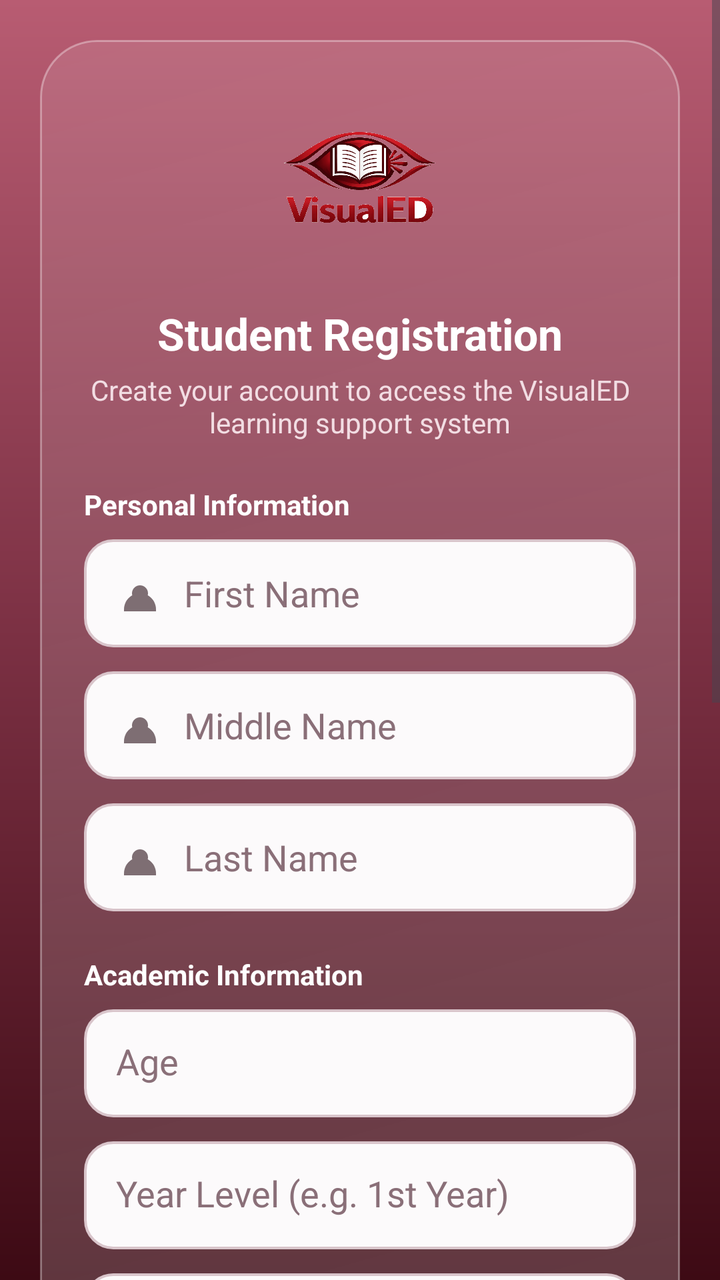
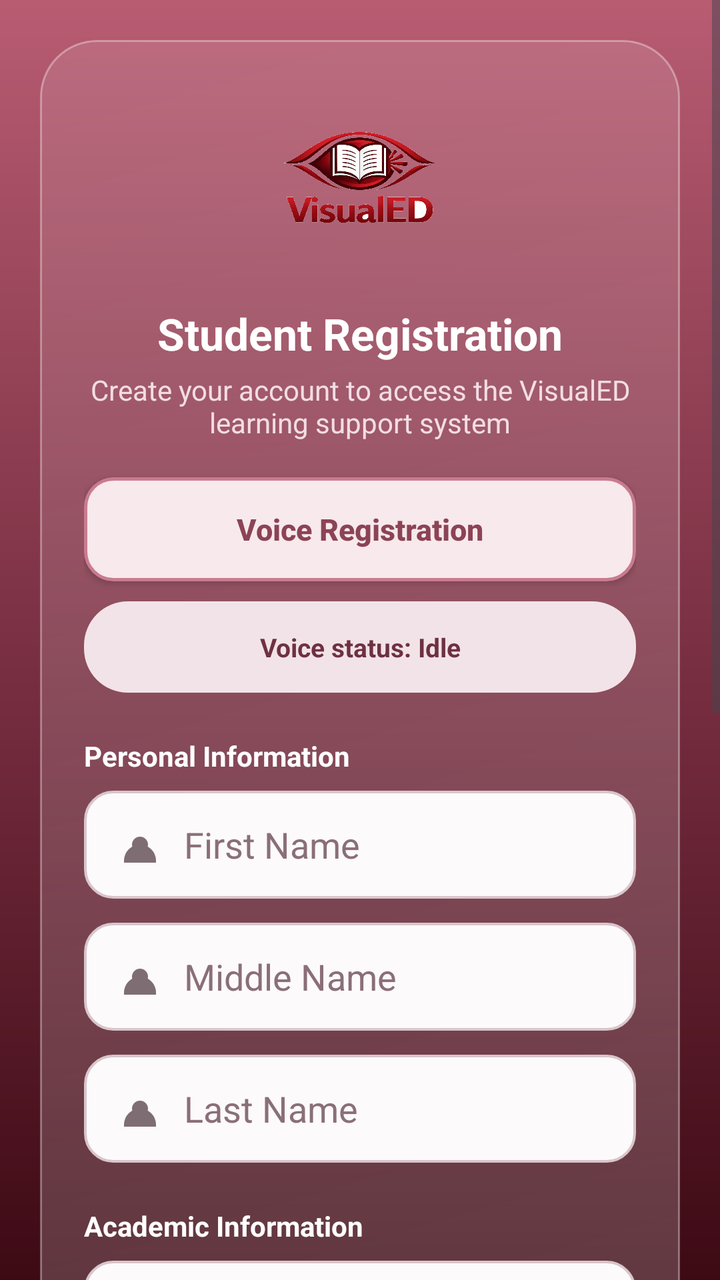

An Android layout rendered at two revisions. The XML below is the earlier revision; the diff shows what the commit changed to produce the second picture.
<!-- AndroidManifest.xml: application theme Theme.VisualEyes -->
<!-- res/layout/activity_register.xml -->
<?xml version="1.0" encoding="utf-8"?>
<ScrollView xmlns:android="http://schemas.android.com/apk/res/android"
    android:layout_width="match_parent"
    android:layout_height="match_parent"
    android:fillViewport="true"
    android:background="@drawable/bg_viewer_gradient_bg">

    <LinearLayout
        android:layout_width="match_parent"
        android:layout_height="wrap_content"
        android:gravity="center"
        android:orientation="vertical"
        android:padding="20dp">

        <LinearLayout
            android:id="@+id/registerCard"
            android:layout_width="match_parent"
            android:layout_height="wrap_content"
            android:orientation="vertical"
            android:background="@drawable/bg_glass_card"
            android:elevation="8dp"
            android:padding="22dp">

            <ImageView
                android:id="@+id/logoImage"
                android:layout_width="190dp"
                android:layout_height="100dp"
                android:layout_gravity="center"
                android:adjustViewBounds="true"
                android:scaleType="fitCenter"
                android:contentDescription="@string/logo_desc"
                android:src="@drawable/logo_visualed" />

            <TextView
                android:layout_width="wrap_content"
                android:layout_height="wrap_content"
                android:text="Student Registration"
                android:textSize="22sp"
                android:textStyle="bold"
                android:textColor="#FFFFFF"
                android:layout_gravity="center"
                android:layout_marginTop="10dp" />

            <TextView
                android:layout_width="wrap_content"
                android:layout_height="wrap_content"
                android:text="Create your account to access the VisualED learning support system"
                android:textSize="14sp"
                android:textColor="#F2DDE3"
                android:textAlignment="center"
                android:layout_gravity="center"
                android:layout_marginTop="4dp" />

            
            <TextView
                android:layout_width="match_parent"
                android:layout_height="wrap_content"
                android:text="Personal Information"
                android:textSize="14sp"
                android:textStyle="bold"
                android:textColor="#FFFFFF"
                android:layout_marginTop="22dp"
                android:layout_marginBottom="8dp" />

            <EditText
                android:id="@+id/fname"
                android:layout_width="match_parent"
                android:layout_height="54dp"
                android:hint="First Name"
                android:gravity="center_vertical"
                android:textColor="#2B0B14"
                android:textColorHint="#8A6F78"
                android:cursorVisible="true"
                android:background="@drawable/bg_input_maroon_soft"
                android:drawableStart="@drawable/ic_profile"
                android:drawableTint="@color/color_text_secondary"
                android:drawablePadding="10dp"
                android:paddingStart="16dp"
                android:paddingEnd="16dp"
                android:layout_marginBottom="12dp" />

            <EditText
                android:id="@+id/mname"
                android:layout_width="match_parent"
                android:layout_height="54dp"
                android:hint="Middle Name"
                android:gravity="center_vertical"
                android:textColor="#2B0B14"
                android:textColorHint="#8A6F78"
                android:cursorVisible="true"
                android:background="@drawable/bg_input_maroon_soft"
                android:drawableStart="@drawable/ic_profile"
                android:drawableTint="@color/color_text_secondary"
                android:drawablePadding="10dp"
                android:paddingStart="16dp"
                android:paddingEnd="16dp"
                android:layout_marginBottom="12dp" />

            <EditText
                android:id="@+id/lname"
                android:layout_width="match_parent"
                android:layout_height="54dp"
                android:hint="Last Name"
                android:gravity="center_vertical"
                android:textColor="#2B0B14"
                android:textColorHint="#8A6F78"
                android:cursorVisible="true"
                android:background="@drawable/bg_input_maroon_soft"
                android:drawableStart="@drawable/ic_profile"
                android:drawableTint="@color/color_text_secondary"
                android:drawablePadding="10dp"
                android:paddingStart="16dp"
                android:paddingEnd="16dp"
                android:layout_marginBottom="4dp" />

            
            <TextView
                android:layout_width="match_parent"
                android:layout_height="wrap_content"
                android:text="Academic Information"
                android:textSize="14sp"
                android:textStyle="bold"
                android:textColor="#FFFFFF"
                android:layout_marginTop="18dp"
                android:layout_marginBottom="8dp" />

            <EditText
                android:id="@+id/age"
                android:layout_width="match_parent"
                android:layout_height="54dp"
                android:hint="Age"
                android:inputType="number"
                android:gravity="center_vertical"
                android:textColor="#2B0B14"
                android:textColorHint="#8A6F78"
                android:cursorVisible="true"
                android:background="@drawable/bg_input_maroon_soft"
                android:padding="16dp"
                android:layout_marginBottom="12dp" />

            <EditText
                android:id="@+id/yearLevel"
                android:layout_width="match_parent"
                android:layout_height="54dp"
                android:hint="Year Level (e.g. 1st Year)"
                android:gravity="center_vertical"
                android:textColor="#2B0B14"
                android:textColorHint="#8A6F78"
                android:cursorVisible="true"
                android:background="@drawable/bg_input_maroon_soft"
                android:padding="16dp"
                android:layout_marginBottom="12dp" />

            <EditText
                android:id="@+id/schoolid"
                android:layout_width="match_parent"
                android:layout_height="54dp"
                android:hint="School ID"
                android:gravity="center_vertical"
                android:textColor="#2B0B14"
                android:textColorHint="#8A6F78"
                android:cursorVisible="true"
                android:background="@drawable/bg_input_maroon_soft"
                android:padding="16dp"
                android:layout_marginBottom="4dp" />

            
            <TextView
                android:layout_width="match_parent"
                android:layout_height="wrap_content"
                android:text="Account Details"
                android:textSize="14sp"
                android:textStyle="bold"
                android:textColor="#FFFFFF"
                android:layout_marginTop="18dp"
                android:layout_marginBottom="8dp" />

            <EditText
                android:id="@+id/email"
                android:layout_width="match_parent"
                android:layout_height="54dp"
                android:hint="School Email"
                android:inputType="textEmailAddress"
                android:gravity="center_vertical"
                android:textColor="#2B0B14"
                android:textColorHint="#8A6F78"
                android:cursorVisible="true"
                android:background="@drawable/bg_input_maroon_soft"
                android:drawableStart="@drawable/ic_mail"
                android:drawableTint="@color/color_text_secondary"
                android:drawablePadding="10dp"
                android:paddingStart="16dp"
                android:paddingEnd="16dp"
                android:layout_marginBottom="12dp" />

            <RelativeLayout
                android:layout_width="match_parent"
                android:layout_height="54dp"
                android:layout_marginBottom="12dp">

                <EditText
                    android:id="@+id/password"
                    android:layout_width="match_parent"
                    android:layout_height="match_parent"
                    android:hint="Password"
                    android:inputType="textPassword"
                    android:gravity="center_vertical"
                    android:textColor="#2B0B14"
                    android:textColorHint="#8A6F78"
                    android:cursorVisible="true"
                    android:background="@drawable/bg_input_maroon_soft"
                    android:drawableStart="@drawable/ic_lock"
                    android:drawableTint="@color/color_text_secondary"
                    android:drawablePadding="10dp"
                    android:paddingStart="16dp"
                    android:paddingEnd="52dp" />

                <ImageView
                    android:id="@+id/togglePassword1"
                    android:layout_width="44dp"
                    android:layout_height="44dp"
                    android:layout_alignParentEnd="true"
                    android:layout_centerVertical="true"
                    android:layout_marginEnd="2dp"
                    android:padding="11dp"
                    android:background="?attr/selectableItemBackgroundBorderless"
                    android:clickable="true"
                    android:focusable="true"
                    android:contentDescription="Toggle Password"
                    android:src="@drawable/ic_eye_closed" />
            </RelativeLayout>

            <RelativeLayout
                android:layout_width="match_parent"
                android:layout_height="54dp"
                android:layout_marginBottom="4dp">

                <EditText
                    android:id="@+id/confirmPassword"
                    android:layout_width="match_parent"
                    android:layout_height="match_parent"
                    android:hint="Confirm Password"
                    android:inputType="textPassword"
                    android:gravity="center_vertical"
                    android:textColor="#2B0B14"
                    android:textColorHint="#8A6F78"
                    android:cursorVisible="true"
                    android:background="@drawable/bg_input_maroon_soft"
                    android:drawableStart="@drawable/ic_lock"
                    android:drawableTint="@color/color_text_secondary"
                    android:drawablePadding="10dp"
                    android:paddingStart="16dp"
                    android:paddingEnd="52dp" />

                <ImageView
                    android:id="@+id/togglePassword2"
                    android:layout_width="44dp"
                    android:layout_height="44dp"
                    android:layout_alignParentEnd="true"
                    android:layout_centerVertical="true"
                    android:layout_marginEnd="2dp"
                    android:padding="11dp"
                    android:background="?attr/selectableItemBackgroundBorderless"
                    android:clickable="true"
                    android:focusable="true"
                    android:contentDescription="Toggle Password"
                    android:src="@drawable/ic_eye_closed" />
            </RelativeLayout>

            
            <TextView
                android:id="@+id/txtVoiceStatus"
                android:layout_width="match_parent"
                android:layout_height="wrap_content"
                android:text="Voice status: Idle"
                android:background="@drawable/bg_voice_chip_soft"
                android:padding="14dp"
                android:textColor="@color/color_text_primary"
                android:textStyle="bold"
                android:textSize="13sp"
                android:gravity="center"
                android:layout_marginTop="18dp"
                android:layout_marginBottom="16dp" />

            
            <android.widget.Button
                android:id="@+id/continueBtn"
                android:layout_width="match_parent"
                android:layout_height="52dp"
                android:text="Continue"
                android:textAllCaps="false"
                android:textColor="#FFFFFF"
                android:textStyle="bold"
                android:textSize="15sp"
                android:background="@drawable/bg_btn_login_maroon"
                android:backgroundTint="@null"
                android:elevation="3dp"
                android:layout_marginBottom="10dp" />

            <android.widget.Button
                android:id="@+id/voiceRegisterBtn"
                android:layout_width="match_parent"
                android:layout_height="52dp"
                android:text="Voice Registration"
                android:textAllCaps="false"
                android:textColor="@color/color_primary"
                android:textStyle="bold"
                android:textSize="15sp"
                android:background="@drawable/bg_btn_voice_soft"
                android:backgroundTint="@null" />

        </LinearLayout>

    </LinearLayout>
</ScrollView>
<!-- resources referenced by this layout -->
<resources>
  <color name="color_primary">#8C4356</color>
  <color name="color_text_primary">#6E3142</color>
  <color name="color_text_secondary">#7E6E73</color>
  <!-- drawable bg_btn_login_maroon (drawable) -->
  <?xml version="1.0" encoding="utf-8"?>
  <ripple xmlns:android="http://schemas.android.com/apk/res/android"
      android:color="#40FFFFFF">
      <item>
          <shape android:shape="rectangle">
              <corners android:radius="14dp" />
              <gradient
                  android:angle="90"
                  android:startColor="#A8506A"
                  android:endColor="#7C3850" />
          </shape>
      </item>
  </ripple>
  <!-- drawable bg_btn_voice_soft (drawable) -->
  <?xml version="1.0" encoding="utf-8"?>
  <ripple xmlns:android="http://schemas.android.com/apk/res/android"
      android:color="#338C4356">
      <item>
          <shape android:shape="rectangle">
              <solid android:color="#F7E9EC" />
              <corners android:radius="14dp" />
              <stroke
                  android:width="1.5dp"
                  android:color="#C97B90" />
          </shape>
      </item>
  </ripple>
  <!-- drawable bg_glass_card (drawable) -->
  <?xml version="1.0" encoding="utf-8"?>
  <shape xmlns:android="http://schemas.android.com/apk/res/android" android:shape="rectangle">
      
      <gradient
          android:angle="135"
          android:startColor="#40FFFFFF"
          android:endColor="#1AFFFFFF" />
      <corners android:radius="28dp" />
      <stroke
          android:width="1dp"
          android:color="#59FFFFFF" />
  </shape>
  <!-- drawable bg_viewer_gradient_bg (drawable) -->
  <?xml version="1.0" encoding="utf-8"?>
  <shape xmlns:android="http://schemas.android.com/apk/res/android" android:shape="rectangle">
      <gradient
          android:angle="90"
          android:startColor="#3D0A14"
          android:centerColor="#7B3043"
          android:endColor="#B85C72" />
  </shape>
  <!-- drawable bg_voice_chip_soft (drawable) -->
  <shape xmlns:android="http://schemas.android.com/apk/res/android">
      <solid android:color="#F2E3E8" />
      <corners android:radius="22dp" />
  </shape>
  <!-- drawable ic_lock (drawable) -->
  <?xml version="1.0" encoding="utf-8"?>
  <vector xmlns:android="http://schemas.android.com/apk/res/android"
      android:width="24dp"
      android:height="24dp"
      android:viewportWidth="24"
      android:viewportHeight="24">
      <path
          android:strokeColor="#FF000000"
          android:strokeWidth="2"
          android:strokeLineCap="round"
          android:pathData="M8,10L8,8C8,5.24 10.24,3 13,3C15.76,3 18,5.24 18,8L18,10" />
      <path
          android:fillColor="#FF000000"
          android:pathData="M5,10L21,10L21,21L5,21Z" />
  </vector>
  <!-- drawable ic_profile (drawable) -->
  <?xml version="1.0" encoding="utf-8"?>
  <vector xmlns:android="http://schemas.android.com/apk/res/android"
      android:width="24dp"
      android:height="24dp"
      android:viewportWidth="24"
      android:viewportHeight="24">
      <path
          android:fillColor="#FF000000"
          android:pathData="M12,12m-4,0a4,4 0 1,0 8,0a4,4 0 1,0 -8,0" />
      <path
          android:fillColor="#FF000000"
          android:pathData="M4,21L4,20C4,15.6 7.6,12 12,12C16.4,12 20,15.6 20,20L20,21Z" />
  </vector>
  <string name="logo_desc">VisualED Logo</string>
  <style name="Theme.VisualEyes" parent="Base.Theme.VisualEyes" />
  <style name="Base.Theme.VisualEyes" parent="Theme.Material3.DayNight.NoActionBar">
          
          
      </style>
  <!-- unchanged entries left out for length: 4 -->
</resources>

<!-- the commit's change to res/layout/activity_register.xml (unified diff, before → after) -->
@@ -50,6 +50,32 @@
                 android:textAlignment="center"
                 android:layout_gravity="center"
                 android:layout_marginTop="4dp" />
+
+            <android.widget.Button
+                android:id="@+id/voiceRegisterBtn"
+                android:layout_width="match_parent"
+                android:layout_height="52dp"
+                android:text="Voice Registration"
+                android:textAllCaps="false"
+                android:textColor="@color/color_primary"
+                android:textStyle="bold"
+                android:textSize="15sp"
+                android:background="@drawable/bg_btn_voice_soft"
+                android:backgroundTint="@null"
+                android:layout_marginTop="18dp" />
+
+            <TextView
+                android:id="@+id/txtVoiceStatus"
+                android:layout_width="match_parent"
+                android:layout_height="wrap_content"
+                android:text="Voice status: Idle"
+                android:background="@drawable/bg_voice_chip_soft"
+                android:padding="14dp"
+                android:textColor="@color/color_text_primary"
+                android:textStyle="bold"
+                android:textSize="13sp"
+                android:gravity="center"
+                android:layout_marginTop="10dp" />
 
             
             <TextView
@@ -268,21 +294,6 @@
             </RelativeLayout>
 
             
-            <TextView
-                android:id="@+id/txtVoiceStatus"
-                android:layout_width="match_parent"
-                android:layout_height="wrap_content"
-                android:text="Voice status: Idle"
-                android:background="@drawable/bg_voice_chip_soft"
-                android:padding="14dp"
-                android:textColor="@color/color_text_primary"
-                android:textStyle="bold"
-                android:textSize="13sp"
-                android:gravity="center"
-                android:layout_marginTop="18dp"
-                android:layout_marginBottom="16dp" />
-
-            
             <android.widget.Button
                 android:id="@+id/continueBtn"
                 android:layout_width="match_parent"
@@ -294,20 +305,7 @@
                 android:textSize="15sp"
                 android:background="@drawable/bg_btn_login_maroon"
                 android:backgroundTint="@null"
-                android:elevation="3dp"
-                android:layout_marginBottom="10dp" />
-
-            <android.widget.Button
-                android:id="@+id/voiceRegisterBtn"
-                android:layout_width="match_parent"
-                android:layout_height="52dp"
-                android:text="Voice Registration"
-                android:textAllCaps="false"
-                android:textColor="@color/color_primary"
-                android:textStyle="bold"
-                android:textSize="15sp"
-                android:background="@drawable/bg_btn_voice_soft"
-                android:backgroundTint="@null" />
+                android:elevation="3dp" />
 
         </LinearLayout>
 
